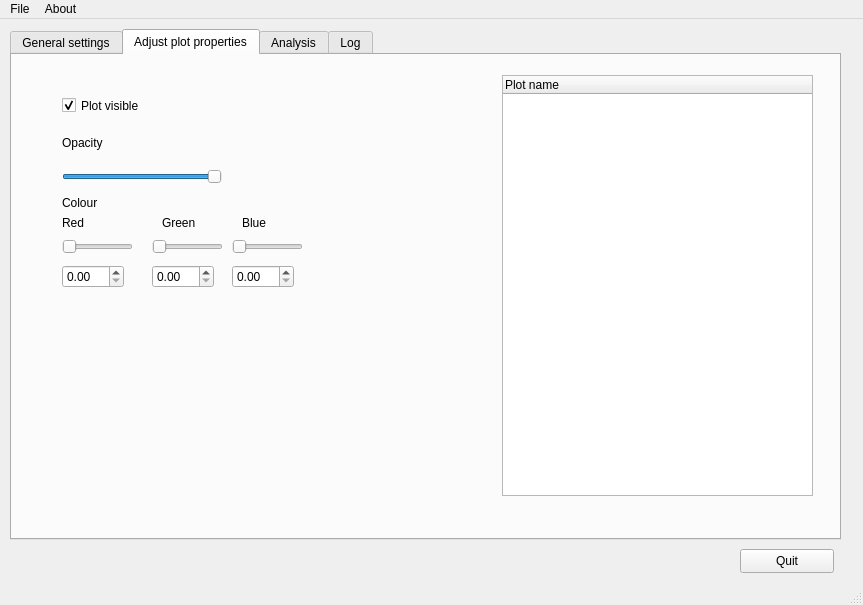
Above: mayBrain.ui from RittmanResearch/maybrain before the change. Below: the same form after it.
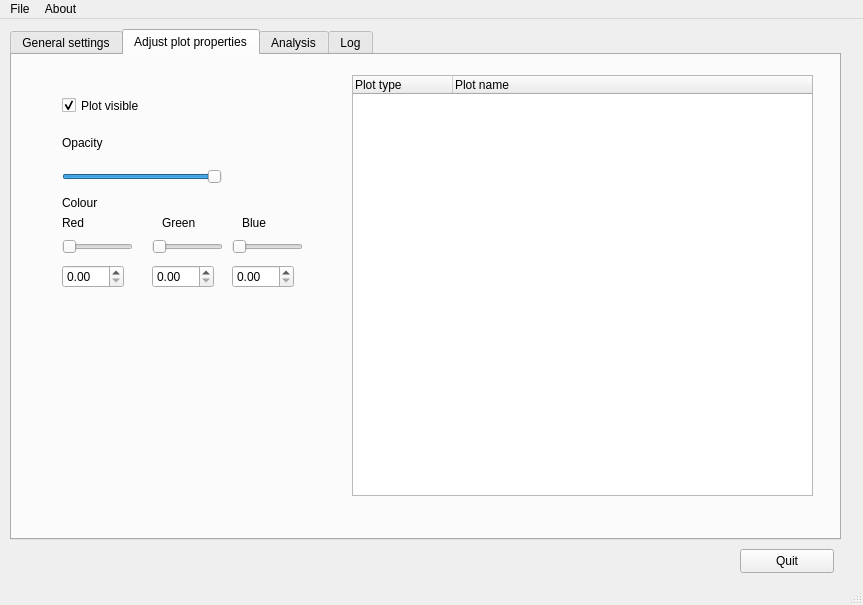
That is the form after the change. The open tabs and pages were chosen to show the change.

The edit to the form file:
```diff
--- a/mayBrain.ui
+++ b/mayBrain.ui
@@ -471,12 +471,17 @@
      <widget class="QTreeWidget" name="plotTree">
       <property name="geometry">
        <rect>
-        <x>490</x>
+        <x>340</x>
         <y>20</y>
-        <width>311</width>
+        <width>461</width>
         <height>421</height>
        </rect>
       </property>
+      <column>
+       <property name="text">
+        <string>Plot type</string>
+       </property>
+      </column>
       <column>
        <property name="text">
         <string>Plot name</string>
```
Left out of the diff: 2 changed lines with no effect on the pictures.
